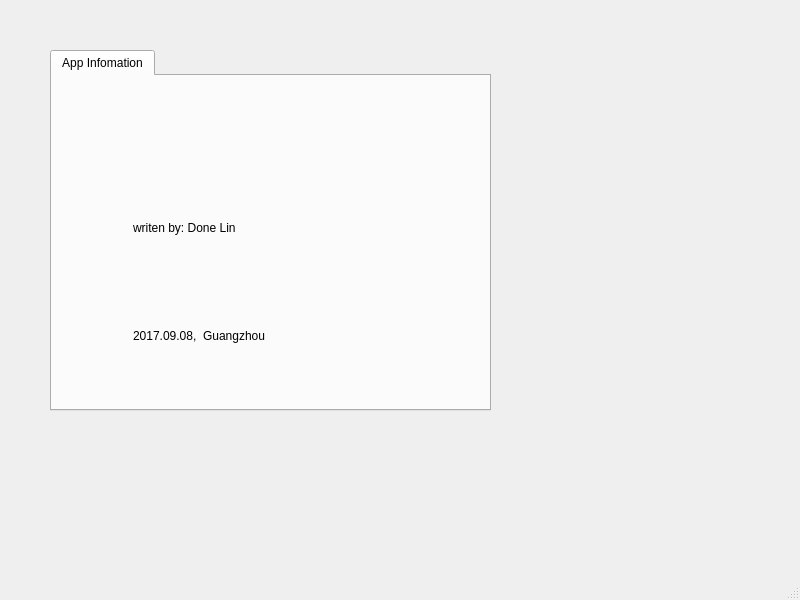
done-lin/Beizer, file mainwindow.ui: the form before one commit.
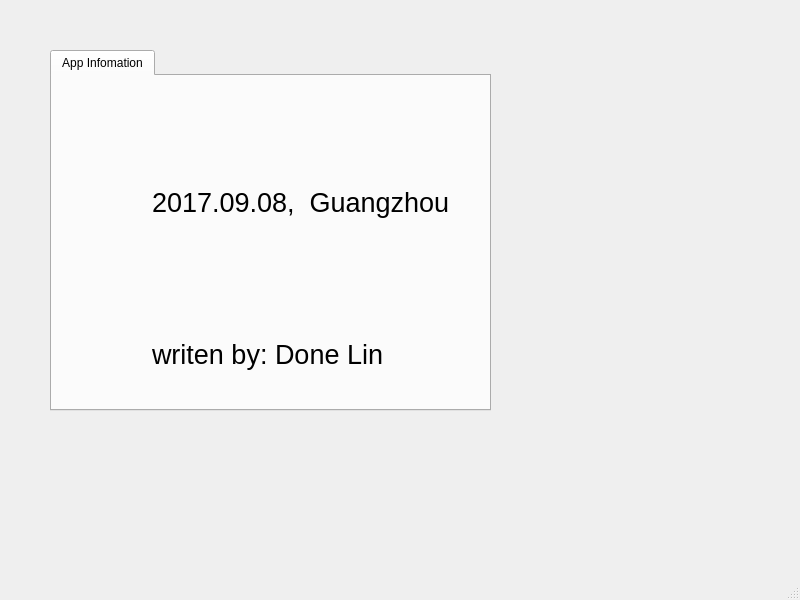
The form after the commit.

The edit to the form file:
```diff
--- a/mainwindow.ui
+++ b/mainwindow.ui
@@ -42,31 +42,43 @@
      <attribute name="title">
       <string>App Infomation</string>
      </attribute>
-     <widget class="QWidget" name="verticalLayoutWidget">
+     <widget class="QLabel" name="label_2">
       <property name="geometry">
        <rect>
-        <x>70</x>
-        <y>90</y>
-        <width>321</width>
-        <height>231</height>
+        <x>100</x>
+        <y>111</y>
+        <width>311</width>
+        <height>31</height>
        </rect>
       </property>
-      <layout class="QVBoxLayout" name="InofverticalLayout">
-       <item>
-        <widget class="QLabel" name="label">
-         <property name="text">
-          <string>writen by: Done Lin</string>
-         </property>
-        </widget>
-       </item>
-       <item>
-        <widget class="QLabel" name="label_2">
-         <property name="text">
-          <string>2017.09.08,  Guangzhou</string>
-         </property>
-        </widget>
-       </item>
-      </layout>
+      <property name="font">
+       <font>
+        <family>Arial</family>
+        <pointsize>20</pointsize>
+       </font>
+      </property>
+      <property name="text">
+       <string>2017.09.08,  Guangzhou</string>
+      </property>
+     </widget>
+     <widget class="QLabel" name="label">
+      <property name="geometry">
+       <rect>
+        <x>100</x>
+        <y>258</y>
+        <width>241</width>
+        <height>41</height>
+       </rect>
+      </property>
+      <property name="font">
+       <font>
+        <family>Arial</family>
+        <pointsize>20</pointsize>
+       </font>
+      </property>
+      <property name="text">
+       <string>writen by: Done Lin</string>
+      </property>
      </widget>
     </widget>
    </widget>
```
